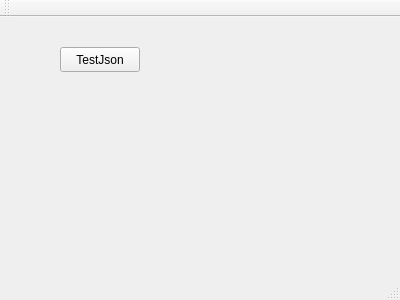
Old version of the form testing/mainwindow.ui in the repository breton75/ksuts.
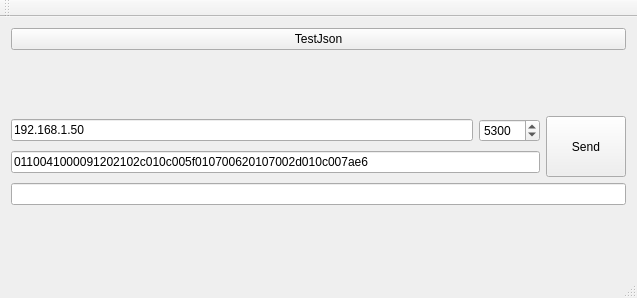
New version of the form.

```diff
--- a/testing/mainwindow.ui
+++ b/testing/mainwindow.ui
@@ -6,27 +6,101 @@
    <rect>
     <x>0</x>
     <y>0</y>
-    <width>400</width>
-    <height>300</height>
+    <width>637</width>
+    <height>298</height>
    </rect>
   </property>
   <property name="windowTitle">
    <string>MainWindow</string>
   </property>
   <widget class="QWidget" name="centralWidget">
-   <widget class="QPushButton" name="bnTestJson">
-    <property name="geometry">
-     <rect>
-      <x>60</x>
-      <y>30</y>
-      <width>80</width>
-      <height>25</height>
-     </rect>
-    </property>
-    <property name="text">
-     <string>TestJson</string>
-    </property>
-   </widget>
+   <layout class="QVBoxLayout" name="verticalLayout_2">
+    <item>
+     <widget class="QPushButton" name="bnTestJson">
+      <property name="text">
+       <string>TestJson</string>
+      </property>
+     </widget>
+    </item>
+    <item>
+     <spacer name="verticalSpacer_2">
+      <property name="orientation">
+       <enum>Qt::Vertical</enum>
+      </property>
+      <property name="sizeHint" stdset="0">
+       <size>
+        <width>20</width>
+        <height>40</height>
+       </size>
+      </property>
+     </spacer>
+    </item>
+    <item>
+     <layout class="QHBoxLayout" name="horizontalLayout_2">
+      <item>
+       <layout class="QVBoxLayout" name="verticalLayout">
+        <item>
+         <layout class="QHBoxLayout" name="horizontalLayout">
+          <item>
+           <widget class="QLineEdit" name="lineIP">
+            <property name="text">
+             <string>192.168.1.50</string>
+            </property>
+           </widget>
+          </item>
+          <item>
+           <widget class="QSpinBox" name="spinPort">
+            <property name="maximum">
+             <number>65535</number>
+            </property>
+            <property name="value">
+             <number>5300</number>
+            </property>
+           </widget>
+          </item>
+         </layout>
+        </item>
+        <item>
+         <widget class="QLineEdit" name="lineCmd">
+          <property name="text">
+           <string>0110041000091202102c010c005f010700620107002d010c007ae6</string>
+          </property>
+         </widget>
+        </item>
+       </layout>
+      </item>
+      <item>
+       <widget class="QPushButton" name="pushButton">
+        <property name="sizePolicy">
+         <sizepolicy hsizetype="Minimum" vsizetype="Expanding">
+          <horstretch>0</horstretch>
+          <verstretch>0</verstretch>
+         </sizepolicy>
+        </property>
+        <property name="text">
+         <string>Send</string>
+        </property>
+       </widget>
+      </item>
+     </layout>
+    </item>
+    <item>
+     <widget class="QLineEdit" name="lineResponse"/>
+    </item>
+    <item>
+     <spacer name="verticalSpacer">
+      <property name="orientation">
+       <enum>Qt::Vertical</enum>
+      </property>
+      <property name="sizeHint" stdset="0">
+       <size>
+        <width>20</width>
+        <height>40</height>
+       </size>
+      </property>
+     </spacer>
+    </item>
+   </layout>
   </widget>
   <widget class="QMenuBar" name="menuBar">
    <property name="geometry">
```
Left out of the diff: 2 changed lines with no effect on the pictures.
